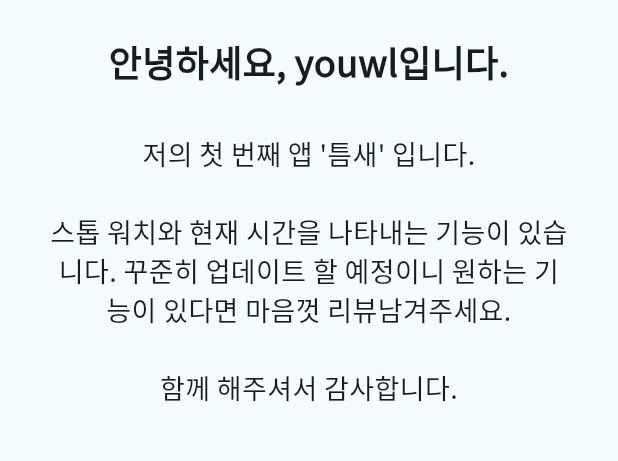
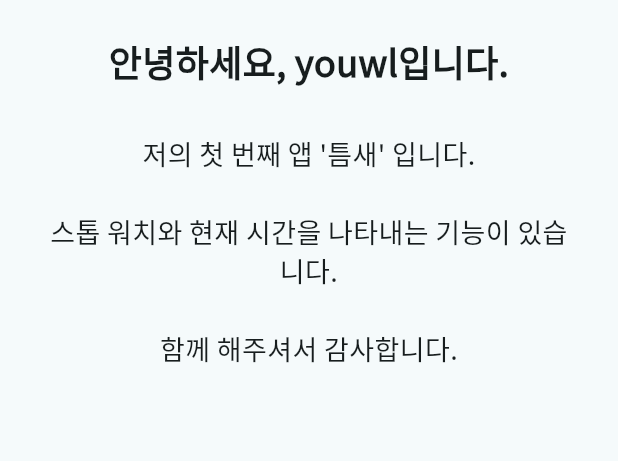
Before and after one commit to yujiyeong/teum_sae, a Flutter app: the InfoScreen screen opened by its route, on a phone screen of 412 x 824 dp, the part 500-961 px from its top. Run offline on Flutter 3.47's test engine with Material 3 defaults, Android fonts, the phone set to English and light mode, and no system bars; our stand-ins replace go_router, lottie; project files that could hold a hidden picture were left out.

Commit message:
fix: code 수정

```diff
--- a/lib/stop_watch/screen/stop_watch_screen.dart
+++ b/lib/stop_watch/screen/stop_watch_screen.dart
@@ -29,7 +29,6 @@ class _StopWatchScreenState extends State<StopWatchScreen> {
   void _clickButton() {
     setState(() {
       /// business logic
-      ///
       _isRunning = !_isRunning;
       if (_isRunning) {
         _start();
--- a/lib/teum_sae/presentation/teum_sae_screen/info_screen.dart
+++ b/lib/teum_sae/presentation/teum_sae_screen/info_screen.dart
@@ -41,7 +41,7 @@ class _InfoScreenState extends State<InfoScreen> {
                   const Padding(
                     padding: EdgeInsets.all(32.0),
                     child: Text(
-                      '''저의 첫 번째 앱 '틈새' 입니다.\n\n스톱 워치와 현재 시간을 나타내는 기능이 있습니다. 꾸준히 업데이트 할 예정이니 원하는 기능이 있다면 마음껏 리뷰남겨주세요.\n\n함께 해주셔서 감사합니다. ''',
+                      '''저의 첫 번째 앱 '틈새' 입니다.\n\n스톱 워치와 현재 시간을 나타내는 기능이 있습니다.\n\n함께 해주셔서 감사합니다. ''',
                       style: TextStyle(
                         fontFamily: 'NotoSansKR',
                         fontWeight: FontWeight.w300,
```
Also changed, not shown: lib/stop_watch/screen/stop_watch_state.dart (added), lib/stop_watch/screen/x/stop_watch_view_model.dart (renamed from lib/stop_watch/screen/stop_watch_view_model.dart), 2 other files.
